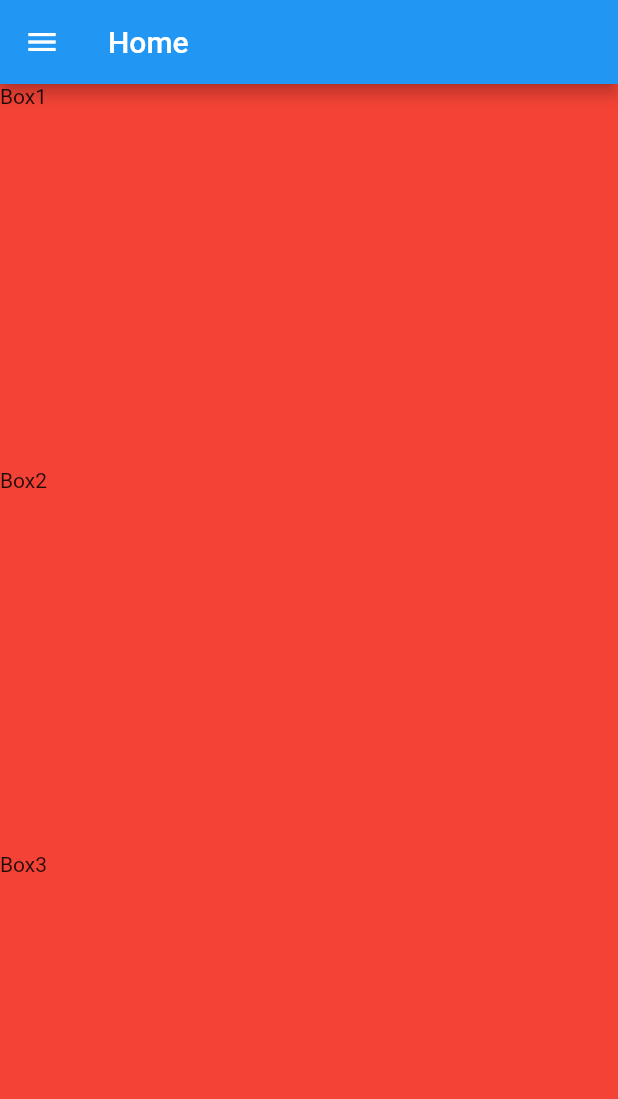
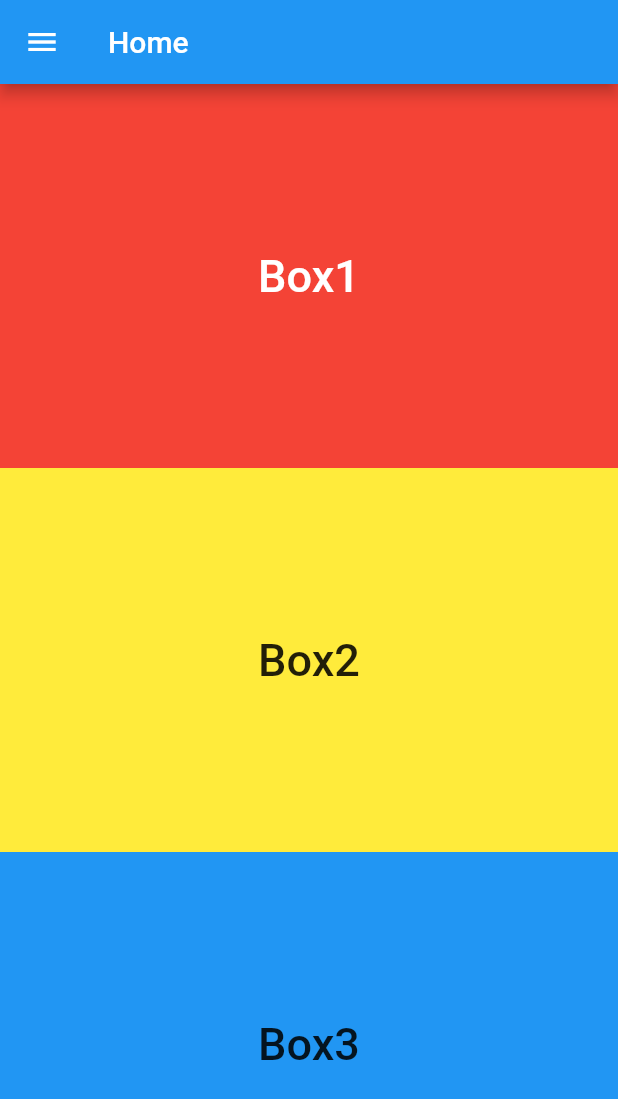
Before and after one commit to piyapong-it/demo-flutter, a Flutter app: the screen it shows after launch, on a phone screen of 412 x 824 dp. Shown: the top 1099 px of the screen. Run offline on Flutter 3.47's test engine with Material 2 defaults, Android fonts, the light colour scheme and no system bars.

Commit message:
class StatelessWidget

```diff
--- a/lib/src/pages/home_page.dart
+++ b/lib/src/pages/home_page.dart
@@ -22,9 +22,22 @@ class _HomePageState extends State<HomePage> {
         child: Column(
           crossAxisAlignment: CrossAxisAlignment.stretch,
           children: [
-            Expanded(child: MyBox(title: "Box1",)),
-            Expanded(child: MyBox(title: "Box2",)),
-            Expanded(child: MyBox(title: "Box3",)),
+            Expanded(
+                child: MyBox(
+              title: "Box1",
+              backgruondColor: Colors.red,
+              color: Colors.white,
+            )),
+            Expanded(
+                child: MyBox(
+              title: "Box2",
+              backgruondColor: Colors.yellow,
+            )),
+            Expanded(
+                child: MyBox(
+              title: "Box3",
+              backgruondColor: Colors.blue,
+            )),
           ],
         ),
       ),
@@ -33,11 +46,27 @@ class _HomePageState extends State<HomePage> {
 }
 
 class MyBox extends StatelessWidget {
-  String title = "";
-   MyBox({super.key, required this.title});
+  String title;
+  Color backgruondColor;
+  Color? color;
+  MyBox(
+      {super.key,
+      required this.title,
+      required this.backgruondColor,
+      this.color});
 
   @override
   Widget build(BuildContext context) {
-    return Container(color: Colors.red, child: Text(title));
+    return Container(
+        alignment: Alignment.center,
+        color: backgruondColor,
+        child: Text(
+          title,
+          style: TextStyle(
+            fontSize: 30,
+            fontWeight: FontWeight.w500,
+            color: color,
+          ),
+        ));
   }
 }
```
